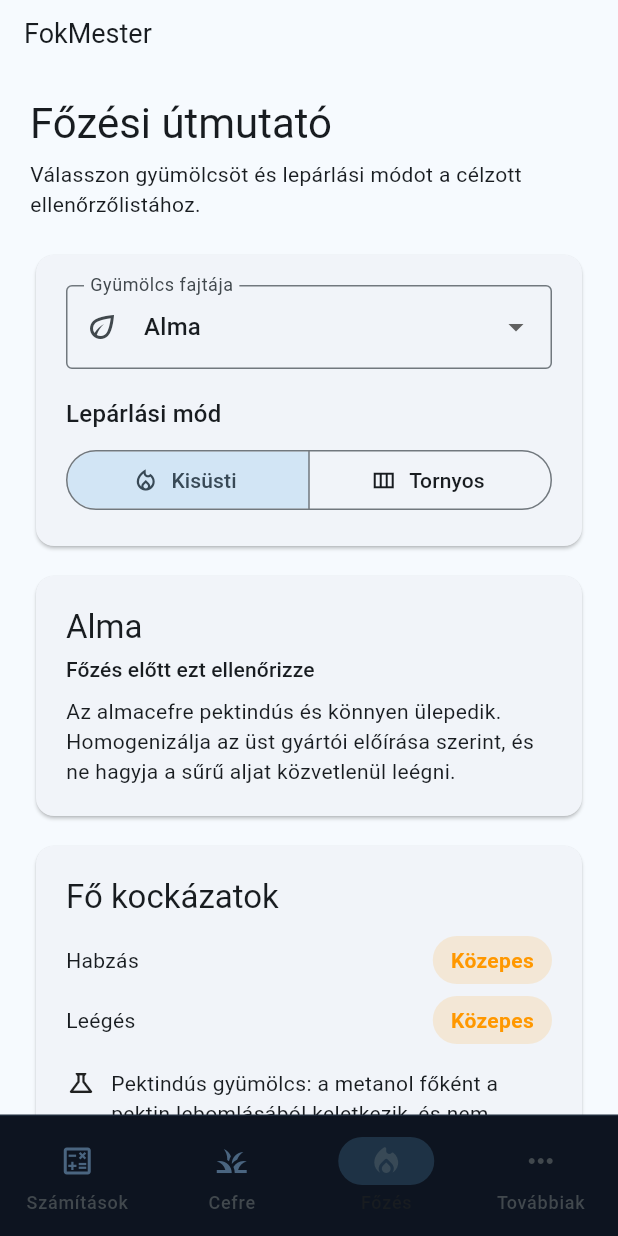
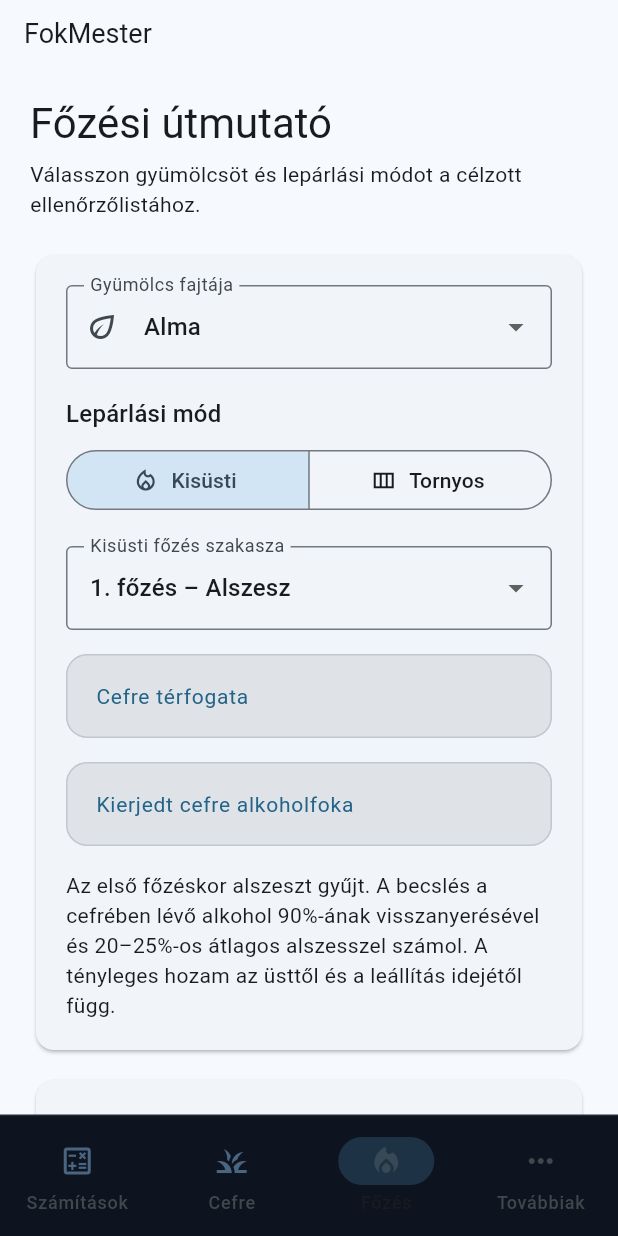
Before and after one commit to BekeRoland/FokMester, a Flutter app: the screen it shows after launch, item 3 of the bottom bar chosen, on a phone screen of 412 x 824 dp. Run offline on Flutter 3.47's test engine with Material 3 defaults, Android fonts, the phone set to English and light mode, and no system bars; our stand-ins replace flutter_local_notifications, flutter_timezone, shared_preferences, timezone; accounts and stored records are empty.

Commit message:
Add stage-specific yield estimates for pot distillation

```diff
--- a/lib/l10n/app_localizations.dart
+++ b/lib/l10n/app_localizations.dart
@@ -269,6 +269,25 @@ class AppLocalizations {
       'notification.complete.body':
           'A mérések stabilak és nincs észlelhető gázképződés. Ellenőrizze a cefrét és tervezze meg a lepárlást.',
       'distillation.title': 'Főzési útmutató',
+      'run.stage': 'Kisüsti főzés szakasza',
+      'run.stripping': '1. főzés – Alszesz',
+      'run.spirit': '2. főzés – Tisztálás',
+      'run.stripping.volume': 'Cefre térfogata',
+      'run.stripping.strength': 'Kierjedt cefre alkoholfoka',
+      'run.spirit.volume': 'Betöltött alszesz térfogata',
+      'run.spirit.strength': 'Betöltött alszesz alkoholfoka',
+      'run.lowWines': 'Várható alszesz',
+      'run.heads': 'Becsült előpárlat, a rézelejével együtt',
+      'run.hearts': 'Becsült középpárlat hígítás előtt',
+      'run.volumeError':
+          'Adjon meg 0-nál nagyobb térfogatot, legfeljebb 1 000 000 litert.',
+      'run.stripping.error':
+          'A becsléshez 0 feletti, legfeljebb 15% alkoholfokot adjon meg.',
+      'run.spirit.error': 'A becslés 10–30% közötti alszeszre használható.',
+      'run.stripping.note':
+          'Az első főzéskor alszeszt gyűjt. A becslés a cefrében lévő alkohol 90%-ának visszanyerésével és 20–25%-os átlagos alszesszel számol. A tényleges hozam az üsttől és a leállítás idejétől függ.',
+      'run.spirit.note':
+          'Az előpárlat becslése a betöltött térfogat 0,8–2%-a. A középpárlatnál 25%-os alszeszhez 30–35% térfogati hozammal számolunk, más szeszfoknál a bevitt alkohol arányában korrigálunk. A váltást a minták alapján döntse el. Az utópárlat mennyisége attól függ, meddig gyűjti.',
       'distillation.subtitle':
           'Válasszon gyümölcsöt és lepárlási módot a célzott ellenőrzőlistához.',
       'distillation.fromMash': 'A cefretervből átvéve: {value} kg',
@@ -627,6 +646,23 @@ class AppLocalizations {
       'notification.complete.body':
           'Readings are stable and no gas is visible. Check the mash and plan distillation.',
       'distillation.title': 'Distillation guide',
+      'run.stage': 'Pot still stage',
+      'run.stripping': '1st run – Stripping',
+      'run.spirit': '2nd run – Spirit run',
+      'run.stripping.volume': 'Mash volume',
+      'run.stripping.strength': 'Fermented mash strength',
+      'run.spirit.volume': 'Low wines charge volume',
+      'run.spirit.strength': 'Low wines charge strength',
+      'run.lowWines': 'Estimated low wines',
+      'run.heads': 'Estimated heads including foreshots',
+      'run.hearts': 'Estimated hearts before dilution',
+      'run.volumeError': 'Enter a volume above zero, up to 1,000,000 litres.',
+      'run.stripping.error': 'Enter a strength above zero and up to 15% ABV.',
+      'run.spirit.error': 'This estimate covers low wines at 10–30% ABV.',
+      'run.stripping.note':
+          'The first run collects low wines. The estimate assumes 90% alcohol recovery and an average low wines strength of 20–25% ABV. Yield depends on the still and when collection stops.',
+      'run.spirit.note':
+          'Heads are estimated at 0.8–2% of the charge volume. For hearts the model assumes a 30–35% volume yield from a 25% ABV charge and scales it by the alcohol charged. Assess samples to choose the cuts. Tails volume depends on when collection stops.',
       'distillation.subtitle':
           'Choose a fruit and distillation method for a focused checklist.',
       'distillation.fromMash': 'Carried over from the mash plan: {value} kg',
@@ -994,6 +1030,25 @@ class AppLocalizations {
       'notification.complete.body':
           'Măsurătorile sunt stabile și nu se vede gaz. Verificați borhotul și planificați distilarea.',
       'distillation.title': 'Ghid de distilare',
+      'run.stage': 'Etapa distilării la cazan',
+      'run.stripping': 'Prima distilare – Alcool brut',
+      'run.spirit': 'A doua distilare – Rafinare',
+      'run.stripping.volume': 'Volumul borhotului',
+      'run.stripping.strength': 'Tăria borhotului fermentat',
+      'run.spirit.volume': 'Volumul de alcool brut încărcat',
+      'run.spirit.strength': 'Tăria alcoolului brut încărcat',
+      'run.lowWines': 'Cantitate estimată de alcool brut',
+      'run.heads': 'Frunți estimate, inclusiv prima fracție',
+      'run.hearts': 'Mijloc estimat înainte de diluare',
+      'run.volumeError':
+          'Introduceți un volum pozitiv de cel mult 1 000 000 de litri.',
+      'run.stripping.error':
+          'Introduceți o tărie mai mare de zero și de cel mult 15% vol.',
+      'run.spirit.error': 'Estimarea se aplică alcoolului brut de 10–30% vol.',
+      'run.stripping.note':
+          'La prima distilare se colectează alcoolul brut. Estimarea presupune recuperarea a 90% din alcool și o tărie medie a distilatului de 20–25% vol. Cantitatea depinde de cazan și de momentul opririi.',
+      'run.spirit.note':
+          'Frunțile sunt estimate la 0,8–2% din volumul încărcat. Pentru mijloc se presupune un randament volumic de 30–35% la o încărcătură de 25% vol., ajustat proporțional cu alcoolul introdus. Evaluați probele pentru a separa fracțiile. Cantitatea de cozi depinde de momentul opririi colectării.',
       'distillation.subtitle':
           'Alegeți fructul și metoda pentru o listă de verificare specifică.',
       'distillation.fromMash': 'Preluat din planul borhotului: {value} kg',
--- a/lib/screens/distillation_screen.dart
+++ b/lib/screens/distillation_screen.dart
@@ -5,8 +5,12 @@ import '../models/distillation_cut_profile.dart';
 import '../models/distillation_fruit_profile.dart';
 import '../models/distillation_sensory_profile.dart';
 import '../models/mash_fruit_profile.dart';
+import '../utils/number_parser.dart';
+import '../widgets/input_field.dart';
 
 enum DistillationMethod { pot, column }
+
+enum _PotRun { stripping, spirit }
 
 class DistillationScreen extends StatefulWidget {
   final MashFruitProfile? initialFruit;
@@ -21,6 +25,24 @@ class DistillationScreen extends StatefulWidget {
 class _DistillationScreenState extends State<DistillationScreen> {
   late MashFruitProfile selectedFruit;
   DistillationMethod method = DistillationMethod.pot;
+  _PotRun run = _PotRun.stripping;
+  final mashVolume = TextEditingController();
+  final mashStrength = TextEditingController();
+  final lowWinesVolume = TextEditingController();
+  final lowWinesStrength = TextEditingController();
+
+  @override
+  void dispose() {
+    for (final field in [
+      mashVolume,
+      mashStrength,
+      lowWinesVolume,
+      lowWinesStrength,
+    ]) {
+      field.dispose();
+    }
+    super.dispose();
+  }
 
   @override
   void initState() {
@@ -35,6 +57,9 @@ class _DistillationScreenState extends State<DistillationScreen> {
     final profile = distillationProfileFor(selectedFruit.id);
     final cutProfile = distillationCutProfileFor(selectedFruit.id);
     final sensoryProfile = distillationSensoryProfileFor(selectedFruit.id);
+    final stripping =
+        method == DistillationMethod.pot && run == _PotRun.stripping;
+    final spirit = method == DistillationMethod.pot && run == _PotRun.spirit;
 
     return ListView(
       padding: const EdgeInsets.all(20),
@@ -115,11 +140,39 @@ class _DistillationScreenState extends State<DistillationScreen> {
                   onSelectionChanged: (value) =>
                       setState(() => method = value.first),
                 ),
+                if (method == DistillationMethod.pot) ...[
+                  const SizedBox(height: 20),
+                  DropdownButtonFormField<_PotRun>(
+                    initialValue: run,
+                    isExpanded: true,
+                    decoration: InputDecoration(
+                      labelText: strings.tr('run.stage'),
+                      border: const OutlineInputBorder(),
+                    ),
+                    items: [
+                      for (final stage in _PotRun.values)
+                        DropdownMenuItem(
+                          value: stage,
+                          child: Text(strings.tr('run.${stage.name}')),
+                        ),
+                    ],
+                    onChanged: (stage) {
+                      if (stage != null) setState(() => run = stage);
+                    },
+                  ),
+                  const SizedBox(height: 16),
+                  _YieldEstimate(
+                    stripping: stripping,
+                    volume: stripping ? mashVolume : lowWinesVolume,
+                    strength: stripping ? mashStrength : lowWinesStrength,
+                  ),
+                ],
               ],
             ),
           ),
         ),
         const SizedBox(height: 12),
+        if (!spirit) ...[
           _FruitCard(
             fruitName: selectedFruit.name(languageCode),
             profile: profile,
@@ -128,6 +181,8 @@ class _DistillationScreenState extends State<DistillationScreen> {
           const SizedBox(height: 12),
           _RiskCard(profile: profile, strings: strings),
           const SizedBox(height: 12),
+        ],
+        if (!stripping) ...[
           _MethodCard(
             method: method,
             profile: profile,
@@ -148,9 +203,10 @@ class _DistillationScreenState extends State<DistillationScreen> {
           const SizedBox(height: 12),
           _FaultGuide(strings: strings),
           const SizedBox(height: 12),
+        ],
         _LaboratorySafetyCard(strings: strings),
         const SizedBox(height: 12),
-        _Checklist(method: method, strings: strings),
+        _Checklist(method: method, run: run, strings: strings),
         const SizedBox(height: 12),
         _SafetyCard(strings: strings),
       ],
@@ -160,6 +216,106 @@ class _DistillationScreenState extends State<DistillationScreen> {
   String _number(double value) => value == value.roundToDouble()
       ? value.toStringAsFixed(0)
       : value.toStringAsFixed(1);
+}
+
+class _YieldEstimate extends StatelessWidget {
+  final bool stripping;
+  final TextEditingController volume;
+  final TextEditingController strength;
+
+  const _YieldEstimate({
+    required this.stripping,
+    required this.volume,
+    required this.strength,
+  });
+
+  @override
+  Widget build(BuildContext context) {
+    final strings = AppLocalizations.of(context);
+    final stage = stripping ? 'stripping' : 'spirit';
+    return ListenableBuilder(
+      listenable: Listenable.merge([volume, strength]),
+      builder: (context, _) {
+        final litres = parseLocalizedNumber(volume.text);
+        final abv = parseLocalizedNumber(strength.text);
+        final validVolume =
+            litres != null &&
+            litres.isFinite &&
+            litres > 0 &&
+            litres <= 1000000;
+        final validAbv =
+            abv != null &&
+            abv.isFinite &&
+            (stripping ? abv > 0 && abv <= 15 : abv >= 10 && abv <= 30);
+        return Column(
+          crossAxisAlignment: CrossAxisAlignment.stretch,
+          children: [
+            InputField(
+              controller: volume,
+              label: strings.tr('run.$stage.volume'),
+              unit: 'L',
+              errorText: volume.text.isEmpty || validVolume
+                  ? null
+                  : strings.tr('run.volumeError'),
+            ),
+            InputField(
+              controller: strength,
+              label: strings.tr('run.$stage.strength'),
+              unit: '% vol',
+              errorText: strength.text.isEmpty || validAbv
+                  ? null
+                  : strings.tr('run.$stage.error'),
+            ),
+            if (validVolume && validAbv) ...[
+              if (stripping)
+                _range(
+                  context,
+                  'run.lowWines',
+                  litres * abv / 100 * 0.90 / 0.25,
+                  litres * abv / 100 * 0.90 / 0.20,
+                )
+              else ...[
+                // Sólyom, Pálinkafőzés: 0.3–0.5% foreshots plus 0.5–1.5% further heads by charge volume.
+                _range(context, 'run.heads', litres * 0.008, litres * 0.020),
+                // Scale the 30–35% reference heart yield to the same absolute alcohol at a 25% reference charge.
+                _range(
+                  context,
+                  'run.hearts',
+                  litres * abv / 25 * 0.30,
+                  litres * abv / 25 * 0.35,
+                ),
+              ],
+              const SizedBox(height: 8),
+            ],
+            Text(strings.tr('run.$stage.note')),
+          ],
+        );
+      },
+    );
+  }
+
+  Widget _range(BuildContext context, String key, double low, double high) {
+    final ml = high < 1;
+    String format(double value) {
+      final n = ml ? value * 1000 : value;
+      if (ml && n < 1) return '<1';
+      final text = n.toStringAsFixed(
+        ml || n >= 100
+            ? 0
+            : n < 1
+            ? 2
+            : 1,
+      );
+      return Localizations.localeOf(context).languageCode == 'en'
+          ? text
+          : text.replaceAll('.', ',');
+    }
+
+    return Text(
+      '${AppLocalizations.of(context).tr(key)}\n${format(low)}–${format(high)} ${ml ? 'ml' : 'L'}',
+      style: Theme.of(context).textTheme.titleMedium,
+    );
+  }
 }
 
 class _CutWindowCard extends StatelessWidget {
@@ -638,14 +794,20 @@ class _LaboratorySafetyCard extends StatelessWidget {
 }
 
 class _Checklist extends StatelessWidget {
+  final _PotRun run;
   final DistillationMethod method;
   final AppLocalizations strings;
 
-  const _Checklist({required this.method, required this.strings});
+  const _Checklist({
+    required this.method,
+    required this.run,
+    required this.strings,
+  });
 
   @override
   Widget build(BuildContext context) {
     final keys = [
+      if (method == DistillationMethod.column || run == _PotRun.stripping)
         'distillation.check.finished',
       'distillation.check.charge',
       'distillation.check.heat',
@@ -653,6 +815,7 @@ class _Checklist extends StatelessWidget {
         'distillation.check.pot'
       else
         'distillation.check.column',
+      if (method == DistillationMethod.column || run == _PotRun.spirit)
         'distillation.check.cuts',
       'distillation.check.record',
     ];
```
Also changed, not shown: 1 other file. Lines whose indentation alone changed are shown as unchanged.
